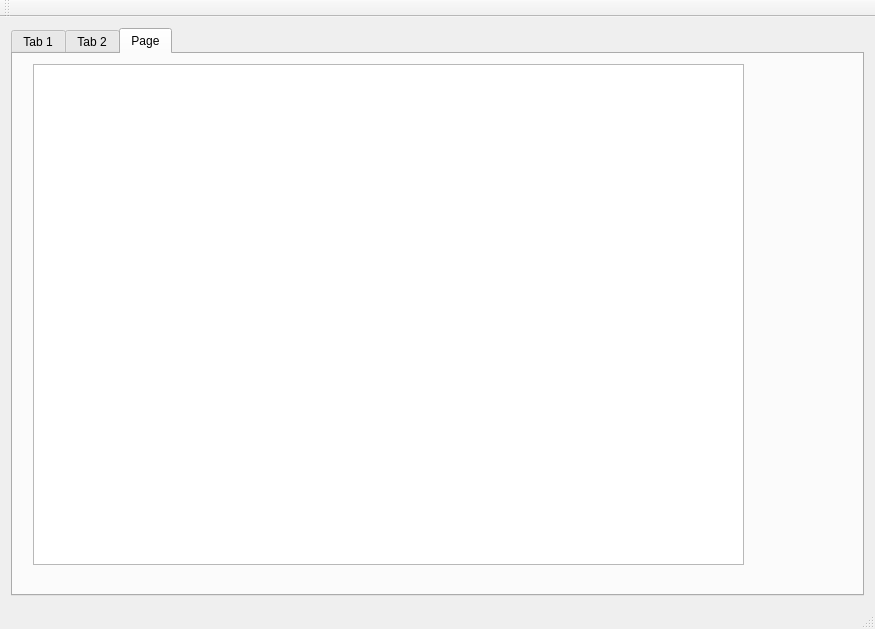
The window that widgets-develop-driver/mainviewer/mainwindow.ui (smandyscom/front-base-widget) describes before a commit, drawn with Qt 5.
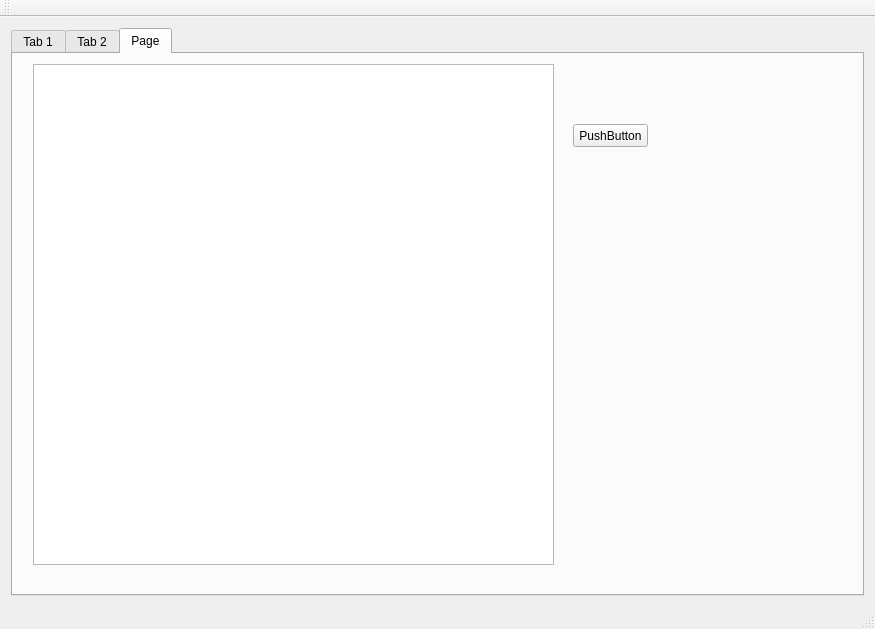
The same window after the commit.

Diff of the .ui file:
```diff
--- a/widgets-develop-driver/mainviewer/mainwindow.ui
+++ b/widgets-develop-driver/mainviewer/mainwindow.ui
@@ -69,11 +69,24 @@
          <rect>
           <x>20</x>
           <y>10</y>
-          <width>711</width>
+          <width>521</width>
           <height>501</height>
          </rect>
         </property>
        </widget>
+       <widget class="QPushButton" name="pushButton">
+        <property name="geometry">
+         <rect>
+          <x>560</x>
+          <y>70</y>
+          <width>75</width>
+          <height>23</height>
+         </rect>
+        </property>
+        <property name="text">
+         <string>PushButton</string>
+        </property>
+       </widget>
       </widget>
      </widget>
     </item>
```
